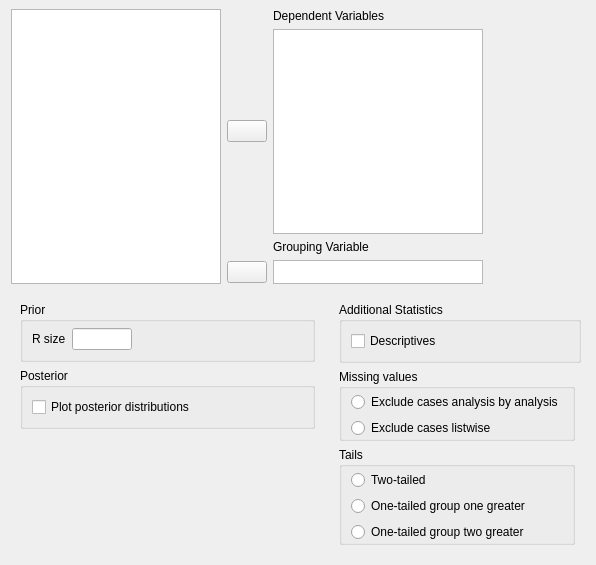
The window that JASP-Desktop/analysisforms/ttestbayesianindependentsamplesform.ui (jasp-stats/jasp-desktop) describes before a commit, drawn with Qt 5.
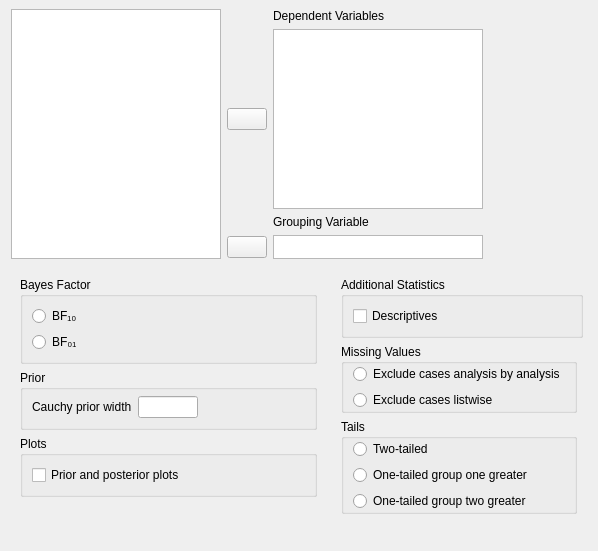
The same window after the commit. Custom widgets are drawn as their Qt base class.

```diff
--- a/JASP-Desktop/analysisforms/ttestbayesianindependentsamplesform.ui
+++ b/JASP-Desktop/analysisforms/ttestbayesianindependentsamplesform.ui
@@ -6,8 +6,8 @@
    <rect>
     <x>0</x>
     <y>0</y>
-    <width>596</width>
-    <height>565</height>
+    <width>598</width>
+    <height>551</height>
    </rect>
   </property>
   <property name="windowTitle">
@@ -198,48 +198,14 @@
    <item row="1" column="1" rowspan="2">
     <widget class="QWidget" name="widget_3" native="true">
      <layout class="QGridLayout" name="gridLayout_2">
-      <item row="0" column="0" colspan="2">
-       <widget class="QGroupBox" name="groupBox_7">
-        <property name="title">
-         <string>Additional Statistics</string>
-        </property>
-        <property name="flat">
-         <bool>true</bool>
-        </property>
-        <layout class="QGridLayout" name="gridLayout_3">
-         <item row="0" column="0" colspan="2">
-          <widget class="BoundCheckBox" name="descriptives">
-           <property name="text">
-            <string>Descriptives</string>
-           </property>
-          </widget>
-         </item>
-        </layout>
-       </widget>
-      </item>
       <item row="1" column="0">
-       <widget class="QGroupBox" name="groupBox_9">
+       <widget class="BoundGroupBox" name="missingValues">
         <property name="title">
-         <string>Missing values</string>
+         <string>Missing Values</string>
         </property>
         <property name="flat">
          <bool>true</bool>
         </property>
-        <layout class="QGridLayout" name="gridLayout_4">
-         <property name="leftMargin">
-          <number>0</number>
-         </property>
-         <property name="topMargin">
-          <number>3</number>
-         </property>
-         <property name="rightMargin">
-          <number>0</number>
-         </property>
-         <property name="bottomMargin">
-          <number>0</number>
-         </property>
-         <item row="0" column="0">
-          <widget class="BoundGroupBox" name="missingValues" native="true">
            <layout class="QGridLayout" name="gridLayout_6">
             <property name="topMargin">
              <number>0</number>
@@ -264,32 +230,14 @@
            </layout>
           </widget>
          </item>
-        </layout>
-       </widget>
-      </item>
       <item row="2" column="0">
-       <widget class="QGroupBox" name="groupBox_10">
+       <widget class="BoundGroupBox" name="tails">
         <property name="title">
          <string>Tails</string>
         </property>
         <property name="flat">
          <bool>true</bool>
         </property>
-        <layout class="QGridLayout" name="gridLayout_7">
-         <property name="leftMargin">
-          <number>0</number>
-         </property>
-         <property name="topMargin">
-          <number>3</number>
-         </property>
-         <property name="rightMargin">
-          <number>0</number>
-         </property>
-         <property name="bottomMargin">
-          <number>0</number>
-         </property>
-         <item row="0" column="0">
-          <widget class="BoundGroupBox" name="tails" native="true">
            <layout class="QGridLayout" name="gridLayout_9">
             <property name="topMargin">
              <number>0</number>
@@ -321,35 +269,90 @@
            </layout>
           </widget>
          </item>
+      <item row="0" column="0" colspan="2">
+       <widget class="QGroupBox" name="groupBox_7">
+        <property name="title">
+         <string>Additional Statistics</string>
+        </property>
+        <property name="flat">
+         <bool>true</bool>
+        </property>
+        <layout class="QGridLayout" name="gridLayout_3">
+         <item row="0" column="0" colspan="2">
+          <widget class="BoundCheckBox" name="descriptives">
+           <property name="text">
+            <string>Descriptives</string>
+           </property>
+          </widget>
+         </item>
         </layout>
        </widget>
       </item>
+      <item row="3" column="0">
+       <spacer name="verticalSpacer_2">
+        <property name="orientation">
+         <enum>Qt::Vertical</enum>
+        </property>
+        <property name="sizeHint" stdset="0">
+         <size>
+          <width>20</width>
+          <height>40</height>
+         </size>
+        </property>
+       </spacer>
+      </item>
      </layout>
     </widget>
    </item>
    <item row="1" column="0" rowspan="2">
     <widget class="QWidget" name="widget_2" native="true">
      <layout class="QGridLayout" name="gridLayout_5">
+      <item row="0" column="0">
+       <widget class="BoundGroupBox" name="bayesFactorType">
+        <property name="title">
+         <string>Bayes Factor</string>
+        </property>
+        <property name="flat">
+         <bool>true</bool>
+        </property>
+        <layout class="QGridLayout" name="gridLayout_13">
       <item row="1" column="0">
+          <widget class="QRadioButton" name="_2">
+           <property name="text">
+            <string>BF₀₁</string>
+           </property>
+          </widget>
+         </item>
+         <item row="0" column="0">
+          <widget class="QRadioButton" name="_1">
+           <property name="text">
+            <string>BF₁₀</string>
+           </property>
+          </widget>
+         </item>
+        </layout>
+       </widget>
+      </item>
+      <item row="2" column="0">
        <widget class="QGroupBox" name="groupBox_2">
         <property name="title">
-         <string>Posterior</string>
+         <string>Plots</string>
         </property>
         <property name="flat">
          <bool>true</bool>
         </property>
         <layout class="QGridLayout" name="gridLayout_12">
          <item row="0" column="0">
-          <widget class="BoundCheckBox" name="posteriorPlots">
+          <widget class="BoundCheckBox" name="plots">
            <property name="text">
-            <string>Plot posterior distributions</string>
+            <string>Prior and posterior plots</string>
            </property>
           </widget>
          </item>
         </layout>
        </widget>
       </item>
-      <item row="0" column="0">
+      <item row="1" column="0">
        <widget class="QGroupBox" name="groupBox">
         <property name="title">
          <string>Prior</string>
@@ -377,12 +380,18 @@
          <item row="0" column="0">
           <widget class="QLabel" name="label">
            <property name="text">
-            <string>R size</string>
+            <string>Cauchy prior width</string>
            </property>
           </widget>
          </item>
          <item row="0" column="1">
-          <widget class="BoundTextBox" name="rSize">
+          <widget class="BoundTextBox" name="priorWidth">
+           <property name="minimumSize">
+            <size>
+             <width>60</width>
+             <height>0</height>
+            </size>
+           </property>
            <property name="maximumSize">
             <size>
              <width>60</width>
@@ -394,7 +403,7 @@
         </layout>
        </widget>
       </item>
-      <item row="2" column="0">
+      <item row="3" column="0">
        <spacer name="verticalSpacer">
         <property name="orientation">
          <enum>Qt::Vertical</enum>
@@ -423,11 +432,6 @@
    <extends>QListView</extends>
    <header>widgets/availablefieldslistview.h</header>
   </customwidget>
-  <customwidget>
-   <class>BoundListView</class>
-   <extends>QListView</extends>
-   <header>widgets/boundlistview.h</header>
-  </customwidget>
   <customwidget>
    <class>BoundCheckBox</class>
    <extends>QCheckBox</extends>
@@ -440,10 +444,15 @@
   </customwidget>
   <customwidget>
    <class>BoundGroupBox</class>
-   <extends>QWidget</extends>
+   <extends>QGroupBox</extends>
    <header>widgets/boundgroupbox.h</header>
    <container>1</container>
   </customwidget>
+  <customwidget>
+   <class>BoundListView</class>
+   <extends>QListView</extends>
+   <header>widgets/boundlistview.h</header>
+  </customwidget>
  </customwidgets>
  <resources/>
  <connections/>
```
Lines whose indentation alone changed are shown as unchanged.
